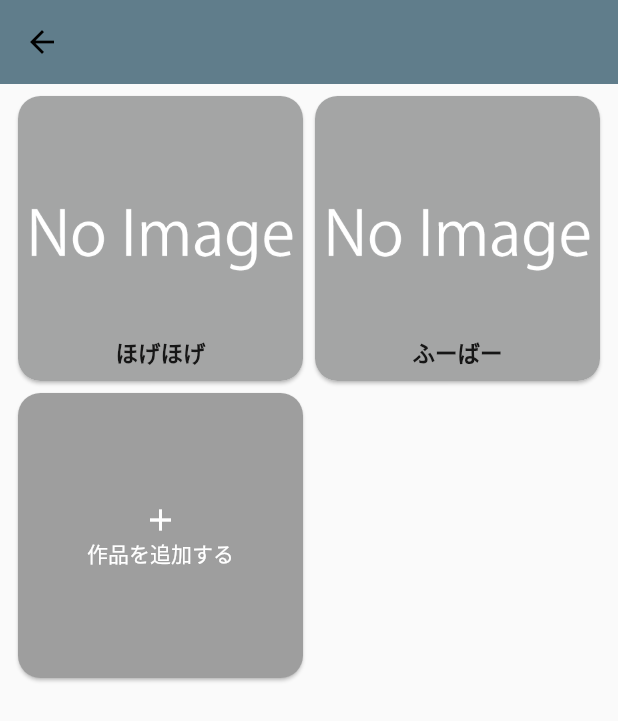
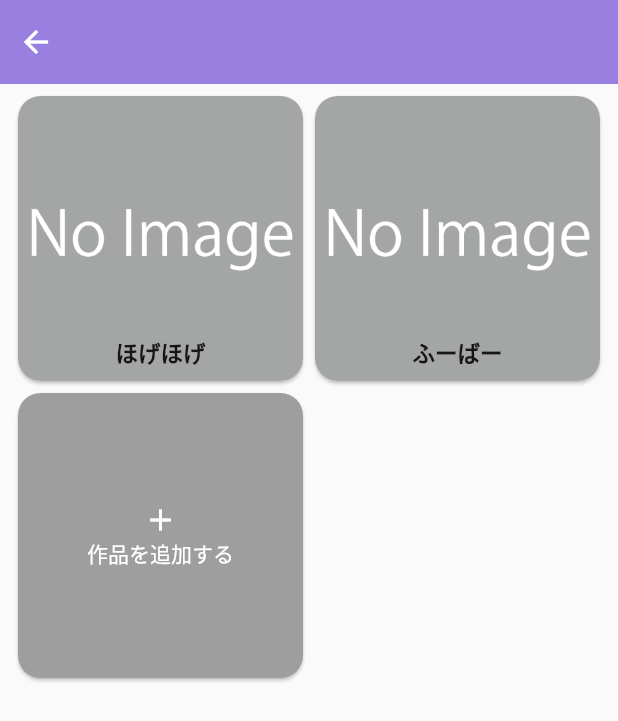
Before and after one commit to san-taki/dojin_hub, a Flutter app: the screen it shows after launch, after a tap on "本の管理", on a phone screen of 412 x 824 dp. Shown: the top 721 px of the screen. Run offline on Flutter 3.47's test engine with Material 2 defaults, Android fonts, the light colour scheme and no system bars; our stand-ins replace file_picker, fl_chart, flutter_hooks, flutter_riverpod, flutter_svg, fluttertoast and 6 more; missing offline and left inert: enum_to_string, package_info_plus_web; accounts and stored records are empty; statements that could not run were skipped.

Commit message:
AppColorProviderを作った

```diff
--- /dev/null
+++ b/lib/app/data_model/app_colors.dart
@@ -0,0 +1,84 @@
+import 'package:flutter/material.dart';
+
+abstract class AppColors {
+  // ベース色 白 or 黒
+  Color get base;
+  // 基本色
+  Color get primary;
+  // 基本色補助（同系色やや重い色）
+  Color get primaryVariant;
+  // 補助色（基本色の補色系の色）
+  Color get accent;
+
+  Color get primaryText;
+
+  Color get accentText;
+
+  // MaterialColor createMaterialColor(Color color) {
+  //   List strengths = <double>[.05];
+  //   final swatch = <int, Color>{};
+  //   final int r = color.red, g = color.green, b = color.blue;
+
+  //   for (int i = 1; i < 10; i++) {
+  //     strengths.add(0.1 * i);
+  //   }
+  //   strengths.forEach((strength) {
+  //     final double ds = 0.5 - strength;
+  //     swatch[(strength * 1000).round()] = Color.fromRGBO(
+  //       r + ((ds < 0 ? r : (255 - r)) * ds).round(),
+  //       g + ((ds < 0 ? g : (255 - g)) * ds).round(),
+  //       b + ((ds < 0 ? b : (255 - b)) * ds).round(),
+  //       1,
+  //     );
+  //   });
+  //   return MaterialColor(color.value, swatch);
+  // }
+}
+
+class AppColorsPeach extends AppColors {
+  @override
+  Color get accent => Color(0xFF1DADE0);
+
+  @override
+  Color get base => Color(0xffffffff);
+
+  @override
+  Color get primary => Color(0xFF9980E0);
+
+  @override
+  Color get primaryVariant => Color(0xFF4339A8);
+
+  @override
+  Color get accentText => Color(0xff000000);
+
+  @override
+  Color get primaryText => Color(0xffffffff);
+}
+
+// class AppColorsPeachDark extends AppColors {
+//   @override
+//   Color get accent => Color(0xFF3423C4);
+
+//   @override
+//   Color get base => Color(0xFF202020);
+
+//   @override
+//   Color get primary => Color(0xFFFF13E0);
+
+//   @override
+//   Color get primaryVariant => Color(0xFFE023C4);
+// }
+
+// class AppThemeLime extends AppTheme {
+//   @override
+//   ThemeData getData() {
+//     throw UnimplementedError();
+//   }
+// }
+
+// class AppThemeGrape extends AppTheme {
+//   @override
+//   ThemeData getData() {
+//     throw UnimplementedError();
+//   }
+// }
--- a/lib/app/data_model/font_style.dart
+++ /dev/null
@@ -1,8 +0,0 @@
-import 'package:flutter/material.dart';
-
-class FontStyleValue {
-  final FontWeight weight;
-  final double size;
-
-  FontStyleValue(this.weight, this.size);
-}
--- /dev/null
+++ b/lib/di/app_provider.dart
@@ -0,0 +1,4 @@
+import 'package:dojin_hub/app/data_model/app_colors.dart';
+import 'package:flutter_riverpod/flutter_riverpod.dart';
+
+final appColorsProvider = StateProvider<AppColors>((ref) => AppColorsPeach());
--- a/lib/my_app.dart
+++ b/lib/my_app.dart
@@ -13,9 +13,6 @@ class MyApp extends HookWidget {
 
     return MaterialApp(
       title: 'DojinHub',
-      theme: ThemeData(
-        primarySwatch: Colors.blue,
-      ),
       debugShowCheckedModeBanner: false,
       initialRoute: router.RouteName.splash,
       onGenerateRoute: router.Router.onGenerateRoute,
--- a/lib/ui/component/appbar/common_appbar.dart
+++ b/lib/ui/component/appbar/common_appbar.dart
@@ -1,10 +1,12 @@
-import 'package:dojin_hub/di/component_model_provider.dart';
+import 'package:dojin_hub/app/data_model/app_colors.dart';
+import 'package:dojin_hub/app/style_constants.dart';
+import 'package:dojin_hub/di/app_provider.dart';
 import 'package:dojin_hub/ui/component/button/component_type.dart';
 import 'package:flutter/material.dart';
 import 'package:hooks_riverpod/hooks_riverpod.dart';
 
 class CommonAppBar extends ComponentType implements PreferredSizeWidget {
-  final Widget? title;
+  final String? title;
   final Widget? actionButton;
 
   CommonAppBar({
@@ -12,32 +14,54 @@ class CommonAppBar extends ComponentType implements PreferredSizeWidget {
     this.actionButton,
   });
 
+  Widget? createTitle(AppColors appColors) {
+    return title != null
+        ? Text(
+            title!,
+            style: TextStyle(
+              color: appColors.primaryText,
+              fontSize: AppFontSize.title,
+              fontWeight: AppFontWeight.title,
+            ),
+          )
+        : null;
+  }
+
   @override
   Widget build(BuildContext context) {
-    var model = useProvider(commonAppBarModelProvider);
-    var modelController = useProvider(commonAppBarModelProvider.notifier);
+    var appColors = useProvider(appColorsProvider).state;
 
-    return AppBar(
-      elevation: 0,
-      leading: Visibility(
+    return Container(
+      color: appColors.primary,
+      padding: EdgeInsets.only(top: MediaQuery.of(context).padding.top),
+      child: Stack(
+        children: [
+          Align(
+            alignment: Alignment.centerLeft,
+            child: Visibility(
               visible: Navigator.of(context).canPop(),
               child: IconButton(
                 icon: Icon(
                   Icons.arrow_back,
-            color: Colors.black,
+                  color: appColors.primaryText,
                 ),
                 onPressed: () => Navigator.of(context).pop(),
               ),
             ),
-      title: title,
-      backgroundColor: Colors.blueGrey,
-      centerTitle: true,
-      actions: <Widget>[
-        Visibility(
+          ),
+          Align(
+            alignment: Alignment.center,
+            child: createTitle(appColors),
+          ),
+          Align(
+            alignment: Alignment.centerRight,
+            child: Visibility(
               visible: actionButton != null,
               child: actionButton ?? Center(),
             ),
+          ),
         ],
+      ),
     );
   }
 
--- a/lib/ui/component/button/primary_button.dart
+++ b/lib/ui/component/button/primary_button.dart
@@ -1,5 +1,7 @@
+import 'package:dojin_hub/di/app_provider.dart';
 import 'package:dojin_hub/ui/component/button/component_type.dart';
 import 'package:flutter/material.dart';
+import 'package:hooks_riverpod/hooks_riverpod.dart';
 
 class PrimaryButton extends ComponentType {
   final String label;
@@ -20,9 +22,11 @@ class PrimaryButton extends ComponentType {
 
   @override
   Widget build(BuildContext context) {
+    var appColors = useProvider(appColorsProvider).state;
+
     return ElevatedButton(
       style: ElevatedButton.styleFrom(
-        primary: color,
+        primary: appColors.primaryVariant,
         shape: RoundedRectangleBorder(
           borderRadius: BorderRadius.circular(radius),
         ),
@@ -41,7 +45,7 @@ class PrimaryButton extends ComponentType {
           child: Text(
             label,
             style: TextStyle(
-              color: Colors.white,
+              color: appColors.primaryText,
             ),
           ),
         ),
--- a/lib/ui/screen/home_screen.dart
+++ b/lib/ui/screen/home_screen.dart
@@ -1,3 +1,5 @@
+import 'package:dojin_hub/app/data_model/app_colors.dart';
+import 'package:dojin_hub/di/app_provider.dart';
 import 'package:dojin_hub/di/screen_model_provider.dart';
 import 'package:dojin_hub/log/debug_log.dart';
 import 'package:dojin_hub/router/router.dart';
@@ -14,6 +16,7 @@ class HomeScreen extends HookWidget implements ScreenType {
   @override
   Widget build(BuildContext context) {
     var screenModel = useProvider(homeScreenModelProvider);
+    var appColors = useProvider(appColorsProvider).state;
 
     return Scaffold(
       appBar: HomeScreenAppBar(),
@@ -23,13 +26,13 @@ class HomeScreen extends HookWidget implements ScreenType {
           Flexible(
             flex: 4,
             child: Container(
-              color: Colors.blueGrey,
+              color: appColors.primary,
             ),
           ),
           Flexible(
             flex: 6,
             child: Container(
-              color: Colors.blueGrey,
+              color: appColors.primary,
               alignment: Alignment.topRight,
               child: Container(
                 child: Column(
@@ -39,7 +42,7 @@ class HomeScreen extends HookWidget implements ScreenType {
                     _buildPosRegisterMenu(context),
                     _buildSettingsMenu(context),
                     _buildPaidButton(context),
-                    _buildVersion(screenModel),
+                    _buildVersion(screenModel, appColors),
                   ],
                 ),
               ),
@@ -134,11 +137,15 @@ class HomeScreen extends HookWidget implements ScreenType {
         ),
       );
 
-  Widget _buildVersion(HomeScreenModel screenModel) => Container(
+  Widget _buildVersion(
+    HomeScreenModel screenModel,
+    AppColors appColors,
+  ) =>
+      Container(
         child: Text(
           'version : ${screenModel.version}',
           style: TextStyle(
-            color: Colors.white,
+            color: appColors.primaryText,
           ),
         ),
       );
--- a/lib/ui/screen/home_screen_appbar.dart
+++ b/lib/ui/screen/home_screen_appbar.dart
@@ -1,15 +1,11 @@
+import 'package:dojin_hub/app/data_model/app_colors.dart';
+import 'package:dojin_hub/app/style_constants.dart';
 import 'package:dojin_hub/ui/component/appbar/common_appbar.dart';
 import 'package:flutter/material.dart';
 
 class HomeScreenAppBar extends CommonAppBar {
   HomeScreenAppBar()
       : super(
-          title: Text(
-            'DojinHub',
-            style: TextStyle(
-              color: Colors.white,
-            ),
-          ),
           actionButton: IconButton(
               icon: Icon(
                 Icons.lock_open,
@@ -17,4 +13,16 @@ class HomeScreenAppBar extends CommonAppBar {
               ),
               onPressed: () {}),
         );
+
+  @override
+  Widget? createTitle(AppColors appColors) {
+    return Text(
+      'Dojin Hub',
+      style: TextStyle(
+        color: appColors.primaryText,
+        fontSize: AppFontSize.title,
+        fontWeight: AppFontWeight.title,
+      ),
+    );
+  }
 }
```
Also changed, not shown: 1 other file. Lines whose indentation alone changed are shown as unchanged.
